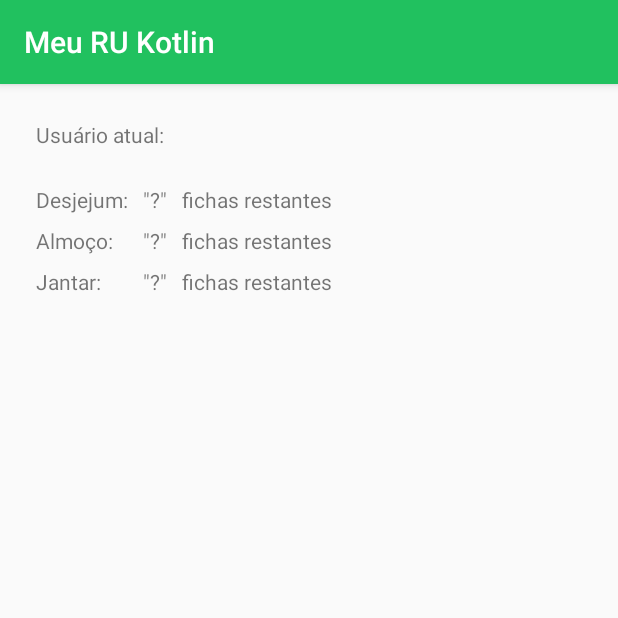
After one commit to assuncaofelipe/RU, an Android app: the FichasRefeicaoActivity screen opened directly, with no data from a screen before it, on a phone screen of 412 x 824 dp, the top half of it. The commit adds this screen. Run offline under Robolectric (Android 15) with nearby library versions, the phone set to English and light mode, and no system bars; our stand-ins replace Firebase (no records; nobody signed in at launch, a user with empty details on screens opened directly); libraries missing offline, so code that uses them is left out: io.grpc.okhttp.

Commit message:
cosumindo fichas do firebase

```diff
--- a/app/build.gradle
+++ b/app/build.gradle
@@ -44,6 +44,7 @@ dependencies {
     implementation 'androidx.gridlayout:gridlayout:1.0.0'
     implementation 'com.google.firebase:firebase-auth-ktx:21.0.6'
     implementation 'com.google.firebase:firebase-auth:21.0.6'
+    implementation 'com.google.firebase:firebase-firestore-ktx:24.2.1'
     testImplementation 'junit:junit:4.13.2'
     androidTestImplementation 'androidx.test.ext:junit:1.1.3'
     androidTestImplementation 'androidx.test.espresso:espresso-core:3.4.0'
--- a/app/src/main/AndroidManifest.xml
+++ b/app/src/main/AndroidManifest.xml
@@ -19,7 +19,7 @@
             android:screenOrientation="portrait"
             tools:ignore="LockedOrientationActivity" />
         <activity
-            android:name=".PassFoodActivity"
+            android:name=".FichasRefeicaoActivity"
             android:exported="false"
             android:theme="@style/Theme.MeuRU"
             android:screenOrientation="portrait"
--- /dev/null
+++ b/app/src/main/java/com/assuncao/ru/FichasRefeicaoActivity.kt
@@ -0,0 +1,69 @@
+package com.assuncao.ru
+
+import android.os.Bundle
+import android.widget.TextView
+import android.widget.Toast
+import androidx.appcompat.app.AppCompatActivity
+import com.assuncao.ru.databinding.ActivityFichasRefeicaoBinding
+import com.google.firebase.auth.FirebaseAuth
+import com.google.firebase.firestore.FirebaseFirestore
+import io.grpc.okhttp.internal.Util
+
+class FichasRefeicaoActivity : AppCompatActivity() {
+
+    private lateinit var binding: ActivityFichasRefeicaoBinding
+    private lateinit var user: FirebaseAuth
+    private lateinit var db: FirebaseFirestore
+
+    override fun onCreate(savedInstanceState: Bundle?) {
+        super.onCreate(savedInstanceState)
+        binding = ActivityFichasRefeicaoBinding.inflate(layoutInflater)
+        setContentView(binding.root)
+
+        user = FirebaseAuth.getInstance()
+        if (user.currentUser != null) {
+            user.currentUser?.let {
+                binding.tvResultUser.text = it.email
+            }
+        }
+
+        db = FirebaseFirestore.getInstance()
+
+        // chama o ouvinte de aluno
+        ouve_aluno()
+
+    }
+
+    // chamase-se "ouve_aluno()" pois o metodo addOnCompleteListener
+    // é um ouvinte do documento que pertence a colecao
+    private fun ouve_aluno() {
+
+        db.collection("Alunos")
+            .document("9H4yPmDaTgNufH5HMIE6WJ74Ip83").get()
+            .addOnSuccessListener { documento ->
+
+                if ( documento != null && documento.exists()) {
+                    val dados = documento.data
+                    val desjejum = dados?.get("desjejum")
+                    val almoco = dados?.get("almoco")
+                    val jantar = dados?.get("jantar")
+
+                    var txt_desjejum = findViewById<TextView>(R.id.tv_qtd_desjejum)
+                    var txt_almoco = findViewById<TextView>(R.id.tv_qtd_almoco)
+                    var txt_jantar = findViewById<TextView>(R.id.tv_qtd_jantar)
+
+                    txt_desjejum.setText("$desjejum")
+                    txt_almoco.setText("$almoco")
+                    txt_jantar.setText("$jantar")
+
+                } else {
+                    Toast.makeText(baseContext, "error ao ler documento, ele não existe ou está vazio", Toast.LENGTH_SHORT).show()
+                }
+
+            }.addOnFailureListener { error ->
+
+            }
+
+
+    }
+}
--- a/app/src/main/java/com/assuncao/ru/MenuActivity.kt
+++ b/app/src/main/java/com/assuncao/ru/MenuActivity.kt
@@ -6,7 +6,6 @@ import android.widget.Button
 import android.widget.ImageView
 import androidx.appcompat.app.AppCompatActivity
 import com.google.firebase.auth.FirebaseAuth
-import java.util.*
 
 class MenuActivity : AppCompatActivity() {
 
@@ -29,6 +28,7 @@ class MenuActivity : AppCompatActivity() {
     private fun logout() {
         mAuth?.signOut()
         startActivity(Intent(this, LoginActivity::class.java))
+        finish()
     }
 
     private fun clickListener() {
@@ -45,7 +45,7 @@ class MenuActivity : AppCompatActivity() {
     }
 
     private fun openFichasActivity() {
-        val intent = Intent(this, PassFoodActivity::class.java)
+        val intent = Intent(this, FichasRefeicaoActivity::class.java)
         startActivity(intent)
     }
 
--- a/app/src/main/java/com/assuncao/ru/PassFoodActivity.kt
+++ /dev/null
@@ -1,11 +0,0 @@
-package com.assuncao.ru
-
-import androidx.appcompat.app.AppCompatActivity
-import android.os.Bundle
-
-class PassFoodActivity : AppCompatActivity() {
-    override fun onCreate(savedInstanceState: Bundle?) {
-        super.onCreate(savedInstanceState)
-        setContentView(R.layout.activity_pass_food)
-    }
-}
--- /dev/null
+++ b/app/src/main/java/com/assuncao/ru/firestore/FirestoreLeituraDadosActivity.kt
@@ -0,0 +1,4 @@
+package com.assuncao.ru.firestore
+
+class FirestoreLeituraDadosActivity  {
+}
--- /dev/null
+++ b/app/src/main/res/layout/activity_fichas_refeicao.xml
@@ -0,0 +1,111 @@
+<?xml version="1.0" encoding="utf-8"?>
+<androidx.constraintlayout.widget.ConstraintLayout xmlns:android="http://schemas.android.com/apk/res/android"
+    xmlns:app="http://schemas.android.com/apk/res-auto"
+    xmlns:tools="http://schemas.android.com/tools"
+    android:layout_width="match_parent"
+    android:layout_height="match_parent"
+    tools:context=".FichasRefeicaoActivity">
+
+    <TextView
+        android:id="@+id/tv_nome"
+        android:layout_width="wrap_content"
+        android:layout_height="wrap_content"
+        android:layout_marginStart="24dp"
+        android:layout_marginTop="24dp"
+        android:text="Usuário atual:"
+        app:layout_constraintStart_toStartOf="parent"
+        app:layout_constraintTop_toTopOf="parent" />
+
+    <TextView
+        android:id="@+id/tvResultUser"
+        android:layout_width="wrap_content"
+        android:layout_height="wrap_content"
+        android:layout_marginStart="10dp"
+        android:text="return user"
+        app:layout_constraintStart_toEndOf="@+id/tv_nome"
+        app:layout_constraintTop_toTopOf="@+id/tv_nome" />
+
+    <TextView
+        android:id="@+id/tv_desjejum"
+        android:layout_width="wrap_content"
+        android:layout_height="wrap_content"
+        android:layout_marginStart="24dp"
+        android:layout_marginTop="24dp"
+        android:text="Desjejum:"
+        app:layout_constraintStart_toStartOf="parent"
+        app:layout_constraintTop_toBottomOf="@+id/tv_nome" />
+
+    <TextView
+        android:id="@+id/tv_qtd_desjejum"
+        android:layout_width="wrap_content"
+        android:layout_height="wrap_content"
+        android:layout_marginStart="10dp"
+        android:text="&quot;?&quot;"
+        app:layout_constraintStart_toEndOf="@+id/tv_desjejum"
+        app:layout_constraintTop_toTopOf="@+id/tv_desjejum" />
+
+    <TextView
+        android:id="@+id/tv_um"
+        android:layout_width="wrap_content"
+        android:layout_height="wrap_content"
+        android:layout_marginStart="10dp"
+        android:text="fichas restantes"
+        app:layout_constraintStart_toEndOf="@+id/tv_qtd_desjejum"
+        app:layout_constraintTop_toTopOf="@+id/tv_qtd_desjejum" />
+
+    <TextView
+        android:id="@+id/tv_almoco"
+        android:layout_width="wrap_content"
+        android:layout_height="wrap_content"
+        android:layout_marginStart="24dp"
+        android:layout_marginTop="8dp"
+        android:text="Almoço:"
+        app:layout_constraintStart_toStartOf="parent"
+        app:layout_constraintTop_toBottomOf="@+id/tv_desjejum" />
+
+    <TextView
+        android:id="@+id/tv_qtd_almoco"
+        android:layout_width="wrap_content"
+        android:layout_height="wrap_content"
+        android:layout_marginStart="20dp"
+        android:text="&quot;?&quot;"
+        app:layout_constraintStart_toEndOf="@+id/tv_almoco"
+        app:layout_constraintTop_toTopOf="@+id/tv_almoco" />
+
+    <TextView
+        android:id="@+id/tv_dois"
+        android:layout_width="wrap_content"
+        android:layout_height="wrap_content"
+        android:layout_marginStart="10dp"
+        android:text="fichas restantes"
+        app:layout_constraintStart_toEndOf="@+id/tv_qtd_almoco"
+        app:layout_constraintTop_toTopOf="@+id/tv_qtd_almoco" />
+
+    <TextView
+        android:id="@+id/tv_jantar"
+        android:layout_width="wrap_content"
+        android:layout_height="wrap_content"
+        android:layout_marginStart="24dp"
+        android:layout_marginTop="8dp"
+        android:text="Jantar:"
+        app:layout_constraintStart_toStartOf="parent"
+        app:layout_constraintTop_toBottomOf="@+id/tv_almoco" />
+
+    <TextView
+        android:id="@+id/tv_qtd_jantar"
+        android:layout_width="wrap_content"
+        android:layout_height="wrap_content"
+        android:layout_marginStart="28dp"
+        android:text="&quot;?&quot;"
+        app:layout_constraintStart_toEndOf="@+id/tv_jantar"
+        app:layout_constraintTop_toTopOf="@+id/tv_jantar" />
+
+    <TextView
+        android:id="@+id/tv_tres"
+        android:layout_width="wrap_content"
+        android:layout_height="wrap_content"
+        android:layout_marginStart="10dp"
+        android:text="fichas restantes"
+        app:layout_constraintStart_toEndOf="@+id/tv_qtd_jantar"
+        app:layout_constraintTop_toTopOf="@+id/tv_qtd_jantar" />
+</androidx.constraintlayout.widget.ConstraintLayout>
--- a/app/src/main/res/layout/activity_pass_food.xml
+++ /dev/null
@@ -1,9 +0,0 @@
-<?xml version="1.0" encoding="utf-8"?>
-<androidx.constraintlayout.widget.ConstraintLayout xmlns:android="http://schemas.android.com/apk/res/android"
-    xmlns:app="http://schemas.android.com/apk/res-auto"
-    xmlns:tools="http://schemas.android.com/tools"
-    android:layout_width="match_parent"
-    android:layout_height="match_parent"
-    tools:context=".PassFoodActivity">
-
-</androidx.constraintlayout.widget.ConstraintLayout>
```
